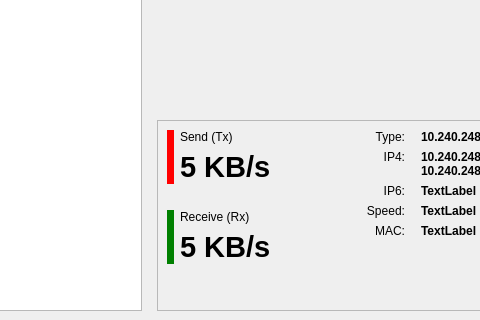
rejuce/LikeTaskManager, file ltm.ui: the form before one commit; both pictures show x 229 to 709 and y 439 to 759 of the 1111 by 759 pixel window.
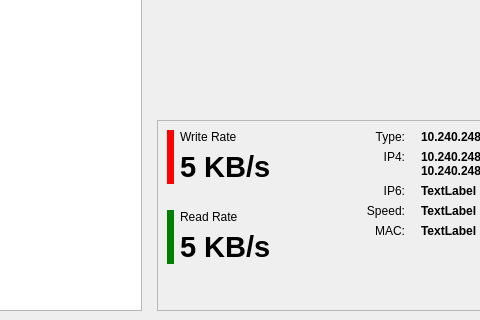
The form after the commit. Custom widgets are drawn as their Qt base class.

Commit message: ui dev diskplot

What changed in the file:
```diff
--- a/ltm.ui
+++ b/ltm.ui
@@ -678,7 +678,7 @@
                 </sizepolicy>
                </property>
                <property name="text">
-                <string>Send (Tx)</string>
+                <string>Write Rate</string>
                </property>
                <property name="indent">
                 <number>0</number>
@@ -717,7 +717,7 @@
                 </sizepolicy>
                </property>
                <property name="text">
-                <string>Receive (Rx)</string>
+                <string>Read Rate</string>
                </property>
                <property name="indent">
                 <number>0</number>
```
Left out of the diff: 4 changed lines with no effect on the pictures. The commit also changes 5 other files.
